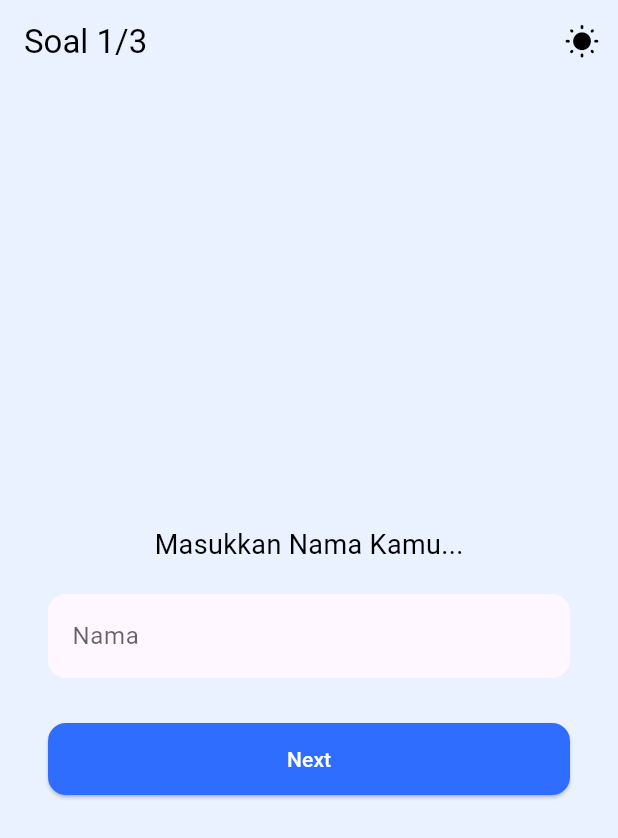
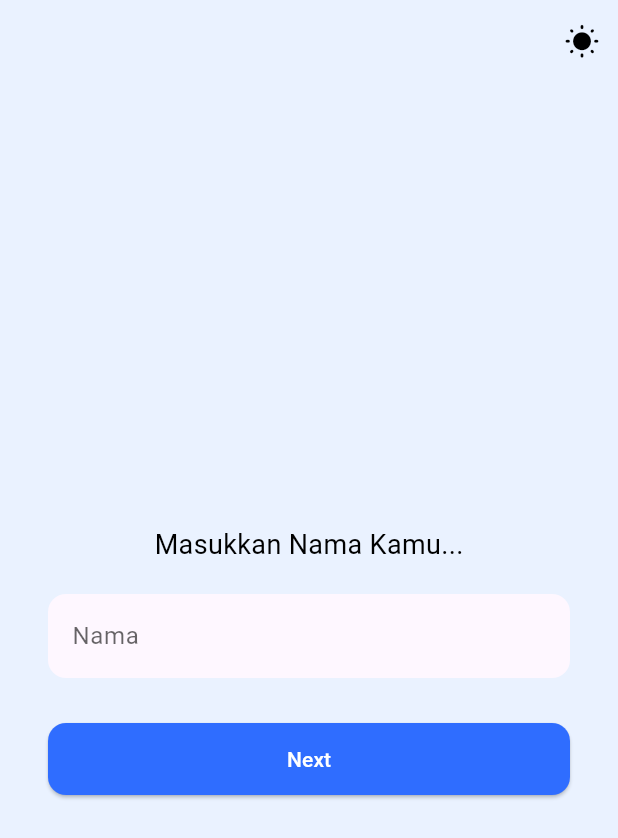
Before and after one commit to Qadrul/pg, a Flutter app: the screen it shows after launch, on a phone screen of 412 x 824 dp. Shown: the top 838 px of the screen. Run offline on Flutter 3.47's test engine with Material 3 defaults, Android fonts, the phone set to English and light mode, and no system bars; our stand-ins replace confetti, go_router, shared_preferences.

Commit message:
feat: Fix Issue

```diff
--- a/lib/screens/name_screen.dart
+++ b/lib/screens/name_screen.dart
@@ -21,10 +21,6 @@ class _NameScreenState extends State<NameScreen> {
 
     return Scaffold(
       appBar: AppBar(
-        title: Text(
-          'Soal 1/3',
-          style: TextStyle(color: theme.colorScheme.onBackground),
-        ),
         actions: const [ThemeToggleIcon()],
       ),
       body: Padding(
```
